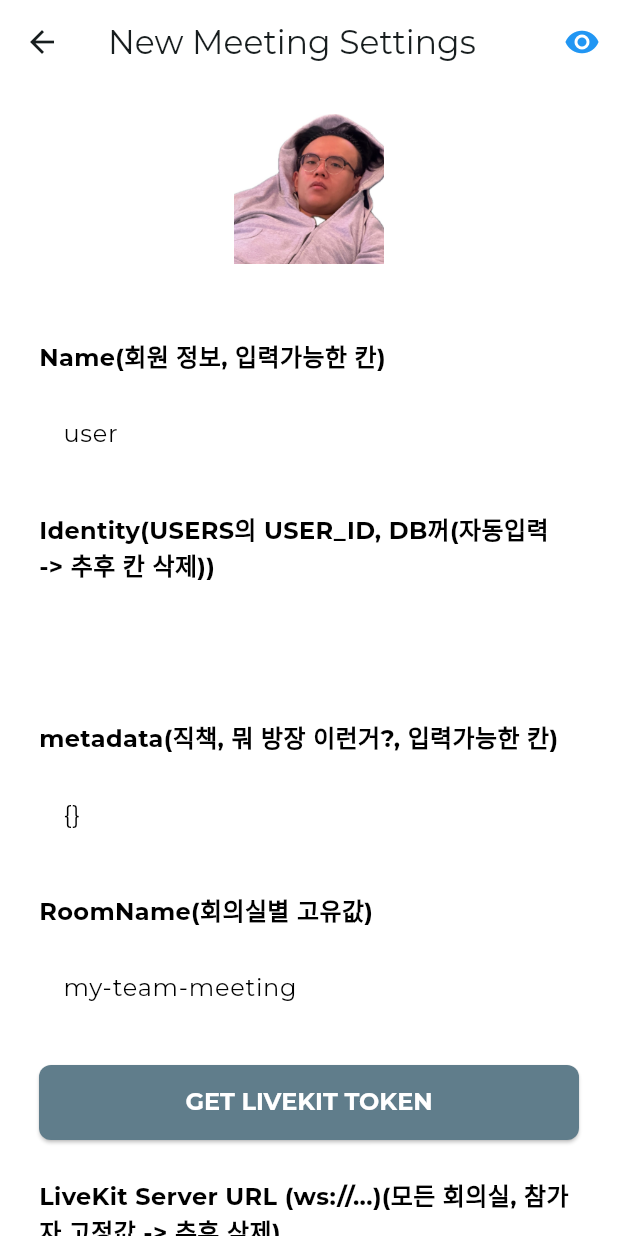
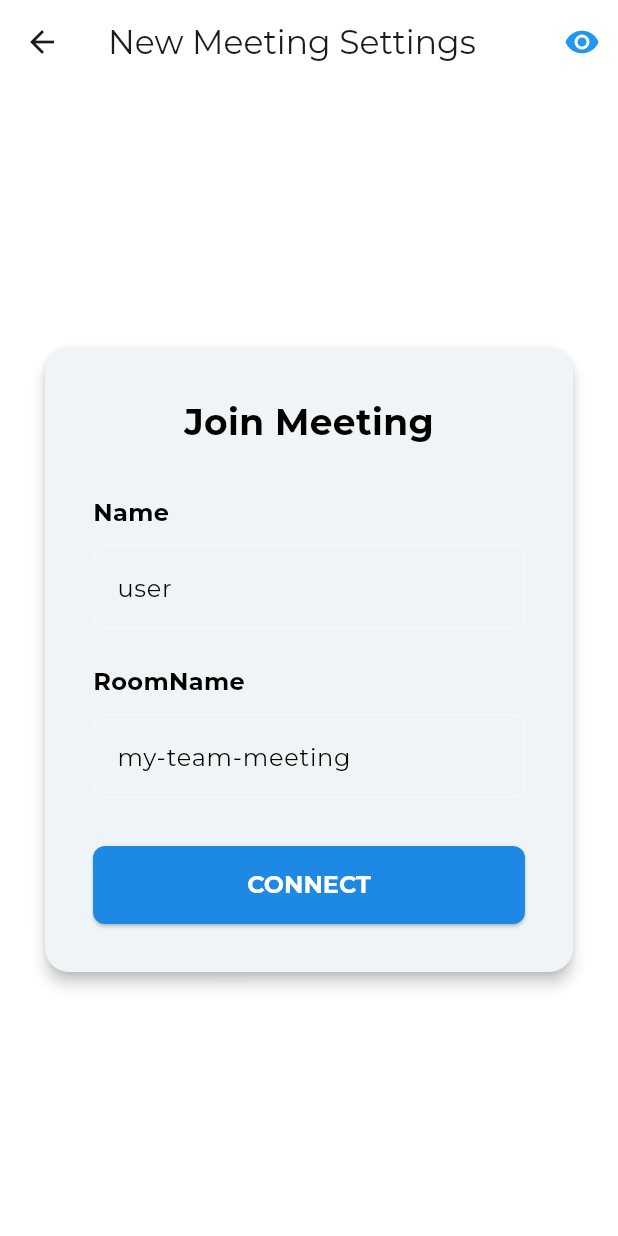
Before and after one commit to SUUGGIII/Capstone-project, a Flutter app: the CreateRoomPage screen opened directly, on a phone screen of 412 x 824 dp. Run offline on Flutter 3.47's test engine with Material 3 defaults, Android fonts, the light colour scheme and no system bars; our stand-ins replace dropdown_button2, flutter_svg, google_fonts, permission_handler, shared_preferences; missing offline and left inert: flutter_background, flutter_webrtc, livekit_client; accounts and stored records are empty.

Commit message:
create_room.dart 살짝 수정

```diff
--- a/frontend/lib/pages/Rooms/create_room.dart
+++ b/frontend/lib/pages/Rooms/create_room.dart
@@ -58,7 +58,7 @@ class _CreateRoomPageState extends State<CreateRoomPage> {
     if (lkPlatformIs(PlatformType.android)) {
       _checkPermissions();
     }
-    _uriCtrl.text = 'wss://stt-bu5ksfvb.livekit.cloud';
+    _uriCtrl.text = 'ws://59.187.251.201:7880';
     final user = UserStore().user;
     _nameCtrl.text = user?.nickname ?? 'user';
     _identityCtrl.text = user?.userId.toString() ?? '';
@@ -109,12 +109,6 @@ class _CreateRoomPageState extends State<CreateRoomPage> {
 
   Future<void> _readPrefs() async {
     final prefs = await SharedPreferences.getInstance();
-    _uriCtrl.text = const bool.hasEnvironment('URL')
-        ? const String.fromEnvironment('URL')
-        : prefs.getString(_storeKeyUri) ?? '';
-    _tokenCtrl.text = const bool.hasEnvironment('TOKEN')
-        ? const String.fromEnvironment('TOKEN')
-        : prefs.getString(_storeKeyToken) ?? '';
     _sharedKeyCtrl.text = const bool.hasEnvironment('E2EEKEY')
         ? const String.fromEnvironment('E2EEKEY')
         : prefs.getString(_storeKeySharedKey) ?? '';
@@ -129,8 +123,6 @@ class _CreateRoomPageState extends State<CreateRoomPage> {
 
   Future<void> _writePrefs() async {
     final prefs = await SharedPreferences.getInstance();
-    await prefs.setString(_storeKeyUri, _uriCtrl.text);
-    await prefs.setString(_storeKeyToken, _tokenCtrl.text);
     await prefs.setString(_storeKeySharedKey, _sharedKeyCtrl.text);
     await prefs.setBool(_storeKeySimulcast, _simulcast);
     await prefs.setBool(_storeKeyAdaptiveStream, _adaptiveStream);
@@ -196,6 +188,15 @@ class _CreateRoomPageState extends State<CreateRoomPage> {
       setState(() {
         _busy = true;
       });
+
+      // 토큰 생성 (Connect 버튼 누를 때 작동)
+      await _fetchLiveKitToken(ctx);
+
+      if (_tokenCtrl.text.isEmpty) {
+        // 토큰 발급 실패 시 중단 (에러 메시지는 _fetchLiveKitToken에서 처리됨)
+        return;
+      }
+
       await _writePrefs();
       print('Connecting with url: ${_uriCtrl.text}, '
           'token: ${_tokenCtrl.text}...');
@@ -298,61 +299,53 @@ class _CreateRoomPageState extends State<CreateRoomPage> {
             mainAxisSize: MainAxisSize.min,
             crossAxisAlignment: CrossAxisAlignment.stretch,
             children: [
-              Padding(
-                padding: const EdgeInsets.only(bottom: 50),
-                child: Image.asset(
-                  'assets/zoom_logo.png',
-                  height: 100,
+              Center(
+                child: Card(
+                  elevation: 4,
+                  shape: RoundedRectangleBorder(
+                    borderRadius: BorderRadius.circular(16),
+                  ),
+                  child: Padding(
+                    padding: const EdgeInsets.all(32.0),
+                    child: Column(
+                      children: [
+                        const Text(
+                          'Join Meeting',
+                          style: TextStyle(
+                            fontSize: 24,
+                            fontWeight: FontWeight.bold,
                           ),
                         ),
-              Padding(
-                padding: const EdgeInsets.only(bottom: 25),
-                child: LKTextField(
-                  label: 'Name(회원 정보, 입력가능한 칸)',
+                        const SizedBox(height: 32),
+                        LKTextField(
+                          label: 'Name',
                           ctrl: _nameCtrl,
                         ),
-              ),
-              Padding(
-                padding: const EdgeInsets.only(bottom: 25),
-                child: LKTextField(
-                  label: 'Identity(USERS의 USER_ID, DB꺼(자동입력 -> 추후 칸 삭제))',
-                  ctrl: _identityCtrl,
-                ),
-              ),
-              Padding(
-                padding: const EdgeInsets.only(bottom: 25),
-                child: LKTextField(
-                  label: 'metadata(직책, 뭐 방장 이런거?, 입력가능한 칸)',
-                  ctrl: _metadataCtrl,
-                ),
-              ),
-              Padding(
-                padding: const EdgeInsets.only(bottom: 25),
-                child: LKTextField(
-                  label: 'RoomName(회의실별 고유값)',
+                        const SizedBox(height: 24),
+                        LKTextField(
+                          label: 'RoomName',
                           ctrl: _roomNameCtrl,
                         ),
-              ),
-              Padding(
-                padding: const EdgeInsets.only(bottom: 25),
+                        const SizedBox(height: 32),
+                        SizedBox(
+                          width: double.infinity,
                           child: ElevatedButton(
-                  onPressed: _busy ? null : () => _fetchLiveKitToken(context),
+                            onPressed: _busy ? null : () => _connect(context),
                             style: ElevatedButton.styleFrom(
-                    backgroundColor: Colors.blueGrey,
-                    padding: const EdgeInsets.symmetric(vertical: 15),
+                              padding: const EdgeInsets.symmetric(vertical: 16),
                               shape: RoundedRectangleBorder(
                                 borderRadius: BorderRadius.circular(8),
                               ),
                             ),
                             child: Row(
-                    mainAxisSize: MainAxisSize.min,
+                              mainAxisAlignment: MainAxisAlignment.center,
                               children: [
                                 if (_busy)
                                   const Padding(
-                          padding: EdgeInsets.only(right: 10),
+                                    padding: EdgeInsets.only(right: 12),
                                     child: SizedBox(
-                            height: 15,
-                            width: 15,
+                                      height: 16,
+                                      width: 16,
                                       child: CircularProgressIndicator(
                                         color: Colors.white,
                                         strokeWidth: 2,
@@ -360,157 +353,19 @@ class _CreateRoomPageState extends State<CreateRoomPage> {
                                     ),
                                   ),
                                 const Text(
-                        'GET LIVEKIT TOKEN',
-                        style: TextStyle(color: Colors.white, fontSize: 16, fontWeight: FontWeight.bold),
+                                  'CONNECT',
+                                  style: TextStyle(
+                                    fontSize: 16,
+                                    fontWeight: FontWeight.bold,
+                                  ),
                                 ),
                               ],
                             ),
                           ),
                         ),
-              Padding(
-                padding: const EdgeInsets.only(bottom: 25),
-                child: LKTextField(
-                  label: 'LiveKit Server URL (ws://...)(모든 회의실, 참가자 고정값 -> 추후 삭제)',
-                  ctrl: _uriCtrl,
-                ),
-              ),
-              Padding(
-                padding: const EdgeInsets.only(bottom: 25),
-                child: LKTextField(
-                  label: 'Access Token (JWT)(Name, Identity, Metadata ,RoomName으로 생성)',
-                  ctrl: _tokenCtrl,
-                ),
-              ),
-              Padding(
-                padding: const EdgeInsets.only(bottom: 25),
-                child: LKTextField(
-                  label: 'Shared Key (for E2EE)(전송 내용 암호화용 비밀번호)(사용자가 지정 및 회의 참자가와 직접 공유해서 입력해야함)',
-                  ctrl: _sharedKeyCtrl,
-                ),
-              ),
-              Padding(
-                padding: const EdgeInsets.only(bottom: 5),
-                child: Row(
-                  mainAxisAlignment: MainAxisAlignment.spaceBetween,
-                  children: [
-                    const Text('E2EE'),
-                    Switch(
-                      value: _e2ee,
-                      onChanged: (value) => _setE2EE(value),
-                    ),
                       ],
                     ),
                   ),
-              Padding(
-                padding: const EdgeInsets.only(bottom: 5),
-                child: Row(
-                  mainAxisAlignment: MainAxisAlignment.spaceBetween,
-                  children: [
-                    const Text('Simulcast'),
-                    Switch(
-                      value: _simulcast,
-                      onChanged: (value) => _setSimulcast(value),
-                    ),
-                  ],
-                ),
-              ),
-              Padding(
-                padding: const EdgeInsets.only(bottom: 5),
-                child: Row(
-                  mainAxisAlignment: MainAxisAlignment.spaceBetween,
-                  children: [
-                    const Text('Adaptive Stream'),
-                    Switch(
-                      value: _adaptiveStream,
-                      onChanged: (value) => _setAdaptiveStream(value),
-                    ),
-                  ],
-                ),
-              ),
-              Padding(
-                padding: const EdgeInsets.only(bottom: 5),
-                child: Row(
-                  mainAxisAlignment: MainAxisAlignment.spaceBetween,
-                  children: [
-                    const Text('Dynacast'),
-                    Switch(
-                      value: _dynacast,
-                      onChanged: (value) => _setDynacast(value),
-                    ),
-                  ],
-                ),
-              ),
-              Padding(
-                padding: EdgeInsets.only(bottom: _multiCodec ? 5 : 25),
-                child: Row(
-                  mainAxisAlignment: MainAxisAlignment.spaceBetween,
-                  children: [
-                    const Text('Multi Codec'),
-                    Switch(
-                      value: _multiCodec,
-                      onChanged: (value) => _setMultiCodec(value),
-                    ),
-                  ],
-                ),
-              ),
-              if (_multiCodec)
-                Padding(
-                    padding: const EdgeInsets.only(bottom: 5),
-                    child: Row(
-                        mainAxisAlignment: MainAxisAlignment.spaceBetween,
-                        children: [
-                          const Text('Preferred Codec:'),
-                          DropdownButton<String>(
-                            value: _preferredCodec,
-                            icon: const Icon(
-                              Icons.arrow_drop_down,
-                              color: Colors.blue,
-                            ),
-                            elevation: 16,
-                            style: const TextStyle(color: Colors.blue),
-                            underline: Container(
-                              height: 2,
-                              color: Colors.blueAccent,
-                            ),
-                            onChanged: (String? value) {
-                              setState(() {
-                                _preferredCodec = value!;
-                              });
-                            },
-                            items: [
-                              'Preferred Codec',
-                              'AV1',
-                              'VP9',
-                              'VP8',
-                              'H264',
-                              'H265'
-                            ].map<DropdownMenuItem<String>>((String value) {
-                              return DropdownMenuItem<String>(
-                                value: value,
-                                child: Text(value),
-                              );
-                            }).toList(),
-                          )
-                        ])),
-              ElevatedButton(
-                onPressed: _busy ? null : () => _connect(context),
-                child: Row(
-                  mainAxisSize: MainAxisSize.min,
-                  children: [
-                    if (_busy)
-                      const Padding(
-                        padding: EdgeInsets.only(right: 10),
-                        child: SizedBox(
-                          height: 15,
-                          width: 15,
-                          child: CircularProgressIndicator(
-                            color: Colors.white,
-                            strokeWidth: 2,
-                          ),
-                        ),
-                      ),
-                    const Text('CONNECT'),
-                  ],
                 ),
               ),
             ],
```
Also changed, not shown: frontend/pubspec.lock. Lines whose indentation alone changed are shown as unchanged.
